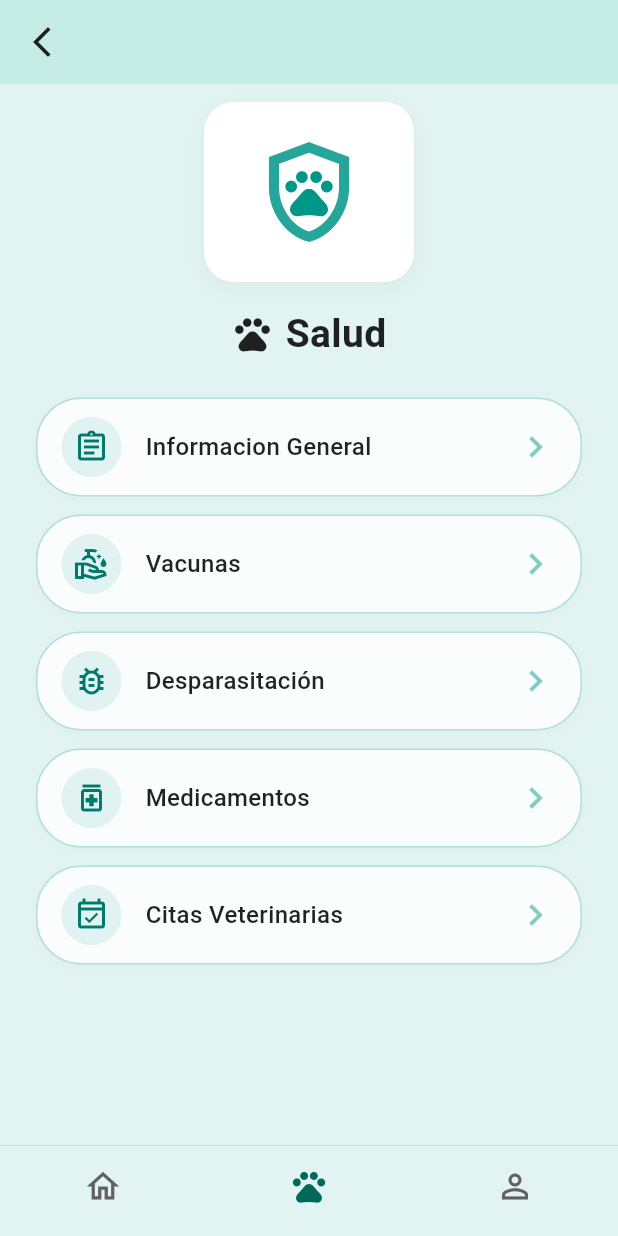
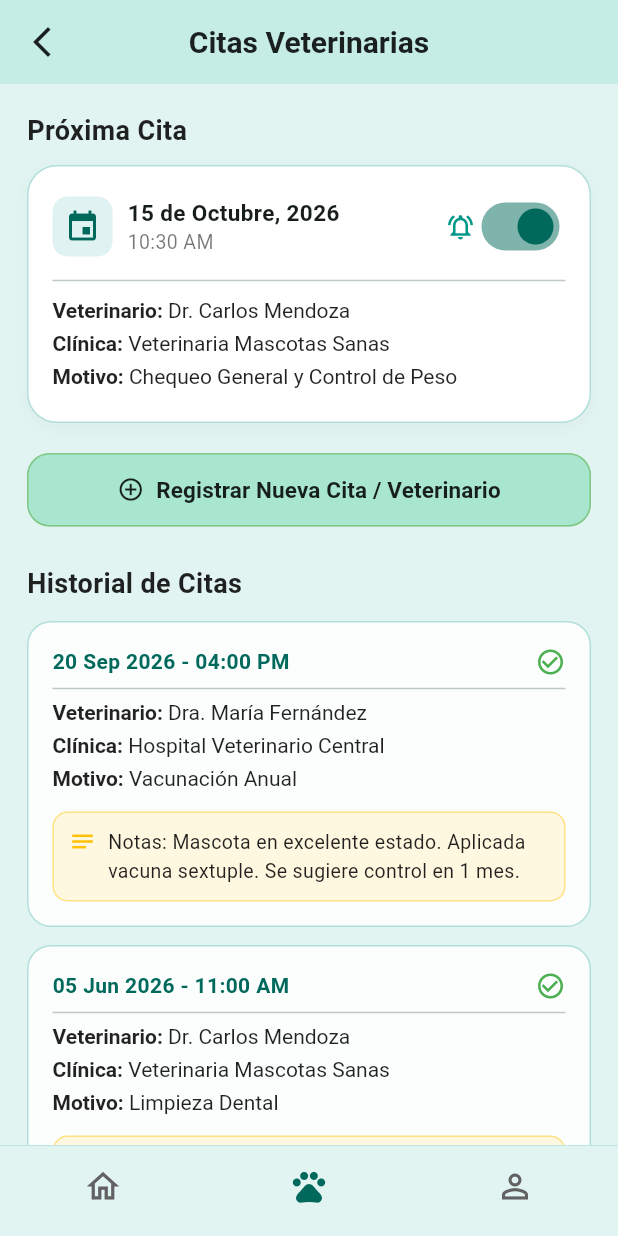
Before and after one commit to Jaz-cc/App_Mascotas-, a Flutter app: the screen it shows after launch, on a phone screen of 412 x 824 dp. Run offline on Flutter 3.47's test engine with Material 3 defaults, Android fonts, the phone set to English and light mode, and no system bars; our stand-ins replace flutter_bloc, flutter_html, fluttertoast.

Commit message:
citas veterinarias

```diff
--- a/jamikapet/lib/main.dart
+++ b/jamikapet/lib/main.dart
@@ -1,5 +1,6 @@
 import 'package:flutter/material.dart';
-import 'package:jamikapet/src/presentation/pages/menu/menu_page.dart';
+//import 'package:jamikapet/src/presentation/pages/menu/menu_page.dart';
+import 'package:jamikapet/src/presentation/pages/citas/citasVeterinarias_page.dart';
 
 void main() {
   runApp(const JamikaPetApp());
@@ -23,7 +24,7 @@ class JamikaPetApp extends StatelessWidget {
       ),
 
       // Pantalla inicial
-      home: const MenuPage(),
+      home: const CitasVeterinariasPage(),
     );
   }
 }
--- /dev/null
+++ b/jamikapet/lib/src/presentation/pages/citas/citasVeterinarias_page.dart
@@ -0,0 +1,431 @@
+import 'package:flutter/material.dart';
+import 'package:jamikapet/src/presentation/pages/usuario/perfilUsuario_page.dart';
+import 'package:jamikapet/src/presentation/pages/menu/menu_page.dart';
+
+class CitasVeterinariasPage extends StatefulWidget {
+  const CitasVeterinariasPage({super.key});
+
+  @override
+  State<CitasVeterinariasPage> createState() => _CitasVeterinariasPageState();
+}
+
+class _CitasVeterinariasPageState extends State<CitasVeterinariasPage> {
+  final int _selectedIndex = 1; // Mascotas / Salud activo
+  bool _notificacionActiva = true;
+
+  void _onItemTapped(int index) {
+    if (index == 1) {
+      Navigator.pushReplacement(
+        context,
+        MaterialPageRoute(builder: (context) => const MenuPage()),
+      );
+    } else if (index == 2) {
+      Navigator.pushReplacement(
+        context,
+        MaterialPageRoute(builder: (context) => const PerfilUsuarioPage()),
+      );
+    } else if (index == 0) {
+      if (Navigator.canPop(context)) {
+        Navigator.pop(context);
+      }
+    }
+  }
+
+  // Diálogo para registrar una nueva cita o veterinario
+  void _mostrarDialogoNuevaCita() {
+    showModalBottomSheet(
+      context: context,
+      isScrollControlled: true,
+      backgroundColor: Colors.white,
+      shape: const RoundedRectangleBorder(
+        borderRadius: BorderRadius.vertical(top: Radius.circular(25)),
+      ),
+      builder: (context) {
+        return Padding(
+          padding: EdgeInsets.only(
+            top: 20,
+            left: 20,
+            right: 20,
+            bottom: MediaQuery.of(context).viewInsets.bottom + 20,
+          ),
+          child: Column(
+            mainAxisSize: MainAxisSize.min,
+            crossAxisAlignment: CrossAxisAlignment.start,
+            children: [
+              const Text(
+                'Registrar Cita / Veterinario',
+                style: TextStyle(fontSize: 18, fontWeight: FontWeight.bold),
+              ),
+              const SizedBox(height: 15),
+              TextField(
+                decoration: InputDecoration(
+                  labelText: 'Nombre del Veterinario',
+                  border: OutlineInputBorder(borderRadius: BorderRadius.circular(12)),
+                  prefixIcon: const Icon(Icons.person_outline),
+                ),
+              ),
+              const SizedBox(height: 12),
+              TextField(
+                decoration: InputDecoration(
+                  labelText: 'Clínica Veterinaria',
+                  border: OutlineInputBorder(borderRadius: BorderRadius.circular(12)),
+                  prefixIcon: const Icon(Icons.local_hospital_outlined),
+                ),
+              ),
+              const SizedBox(height: 12),
+              TextField(
+                decoration: InputDecoration(
+                  labelText: 'Motivo de Consulta',
+                  border: OutlineInputBorder(borderRadius: BorderRadius.circular(12)),
+                  prefixIcon: const Icon(Icons.medical_information_outlined),
+                ),
+              ),
+              const SizedBox(height: 12),
+              Row(
+                children: [
+                  Expanded(
+                    child: TextField(
+                      decoration: InputDecoration(
+                        labelText: 'Fecha y Hora',
+                        border: OutlineInputBorder(borderRadius: BorderRadius.circular(12)),
+                        prefixIcon: const Icon(Icons.calendar_today_outlined),
+                      ),
+                    ),
+                  ),
+                ],
+              ),
+              const SizedBox(height: 20),
+              SizedBox(
+                width: double.infinity,
+                child: ElevatedButton(
+                  style: ElevatedButton.styleFrom(
+                    backgroundColor: const Color(0xFF00695C),
+                    padding: const EdgeInsets.symmetric(vertical: 14),
+                    shape: RoundedRectangleBorder(
+                      borderRadius: BorderRadius.circular(12),
+                    ),
+                  ),
+                  onPressed: () {
+                    Navigator.pop(context);
+                    ScaffoldMessenger.of(context).showSnackBar(
+                      const SnackBar(
+                        content: Text('¡Cita registrada correctamente!'),
+                        backgroundColor: Color(0xFF00695C),
+                      ),
+                    );
+                  },
+                  child: const Text(
+                    'Guardar Cita',
+                    style: TextStyle(color: Colors.white, fontWeight: FontWeight.bold),
+                  ),
+                ),
+              ),
+            ],
+          ),
+        );
+      },
+    );
+  }
+
+  @override
+  Widget build(BuildContext context) {
+    const primaryBackground = Color(0xFFE2F4F1);
+    const headerColor = Color(0xFFC5ECE5);
+    const darkText = Colors.black87;
+
+    return Scaffold(
+      backgroundColor: primaryBackground,
+      appBar: AppBar(
+        backgroundColor: headerColor,
+        elevation: 0,
+        leading: IconButton(
+          icon: const Icon(Icons.arrow_back_ios_new, color: darkText),
+          onPressed: () {
+            if (Navigator.canPop(context)) {
+              Navigator.pop(context);
+            }
+          },
+        ),
+        centerTitle: true,
+        title: const Text(
+          'Citas Veterinarias',
+          style: TextStyle(
+            color: darkText,
+            fontSize: 20,
+            fontWeight: FontWeight.bold,
+          ),
+        ),
+      ),
+      body: SafeArea(
+        child: SingleChildScrollView(
+          padding: const EdgeInsets.all(18.0),
+          child: Column(
+            crossAxisAlignment: CrossAxisAlignment.start,
+            children: [
+              // Seccion: Próxima Cita & Notificaciones
+              const Text(
+                'Próxima Cita',
+                style: TextStyle(
+                  fontSize: 18,
+                  fontWeight: FontWeight.bold,
+                  color: darkText,
+                ),
+              ),
+              const SizedBox(height: 10),
+
+              Container(
+                padding: const EdgeInsets.all(16),
+                decoration: BoxDecoration(
+                  color: Colors.white,
+                  borderRadius: BorderRadius.circular(20),
+                  border: Border.all(color: const Color(0xFFB2DFDB)),
+                  boxShadow: [
+                    BoxShadow(
+                      color: Colors.black.withOpacity(0.03),
+                      blurRadius: 8,
+                      offset: const Offset(0, 3),
+                    ),
+                  ],
+                ),
+                child: Column(
+                  crossAxisAlignment: CrossAxisAlignment.start,
+                  children: [
+                    Row(
+                      mainAxisAlignment: MainAxisAlignment.spaceBetween,
+                      children: [
+                        Row(
+                          children: [
+                            Container(
+                              padding: const EdgeInsets.all(8),
+                              decoration: BoxDecoration(
+                                color: const Color(0xFFE0F2F1),
+                                borderRadius: BorderRadius.circular(10),
+                              ),
+                              child: const Icon(Icons.event, color: Color(0xFF00695C)),
+                            ),
+                            const SizedBox(width: 10),
+                            const Column(
+                              crossAxisAlignment: CrossAxisAlignment.start,
+                              children: [
+                                Text(
+                                  '15 de Octubre, 2026',
+                                  style: TextStyle(
+                                    fontWeight: FontWeight.bold,
+                                    fontSize: 15,
+                                  ),
+                                ),
+                                Text(
+                                  '10:30 AM',
+                                  style: TextStyle(color: Colors.black54, fontSize: 13),
+                                ),
+                              ],
+                            ),
+                          ],
+                        ),
+                        // Control de Notificaciones
+                        Row(
+                          children: [
+                            const Icon(Icons.notifications_active_outlined,
+                                size: 20, color: Colors.teal),
+                            Switch(
+                              value: _notificacionActiva,
+                              activeColor: const Color(0xFF00695C),
+                              onChanged: (val) {
+                                setState(() => _notificacionActiva = val);
+                              },
+                            ),
+                          ],
+                        ),
+                      ],
+                    ),
+                    const Divider(height: 24),
+                    _buildDetailRow('Veterinario:', 'Dr. Carlos Mendoza'),
+                    _buildDetailRow('Clínica:', 'Veterinaria Mascotas Sanas'),
+                    _buildDetailRow('Motivo:', 'Chequeo General y Control de Peso'),
+                  ],
+                ),
+              ),
+              const SizedBox(height: 20),
+
+              // Botón Registrar Nueva Cita / Veterinario
+              SizedBox(
+                width: double.infinity,
+                child: ElevatedButton.icon(
+                  onPressed: _mostrarDialogoNuevaCita,
+                  icon: const Icon(Icons.add_circle_outline, color: darkText),
+                  label: const Text(
+                    'Registrar Nueva Cita / Veterinario',
+                    style: TextStyle(
+                      fontWeight: FontWeight.bold,
+                      fontSize: 15,
+                      color: darkText,
+                    ),
+                  ),
+                  style: ElevatedButton.styleFrom(
+                    backgroundColor: const Color(0xFFA8E6CF),
+                    padding: const EdgeInsets.symmetric(vertical: 14),
+                    elevation: 0,
+                    shape: RoundedRectangleBorder(
+                      borderRadius: BorderRadius.circular(15),
+                      side: const BorderSide(color: Color(0xFF81C784)),
+                    ),
+                  ),
+                ),
+              ),
+              const SizedBox(height: 25),
+
+              // Sección: Historial de Citas y Notas Posteriores
+              const Text(
+                'Historial de Citas',
+                style: TextStyle(
+                  fontSize: 18,
+                  fontWeight: FontWeight.bold,
+                  color: darkText,
+                ),
+              ),
+              const SizedBox(height: 12),
+
+              _buildHistorialCard(
+                fecha: '20 Sep 2026 - 04:00 PM',
+                veterinario: 'Dra. María Fernández',
+                clinica: 'Hospital Veterinario Central',
+                motivo: 'Vacunación Anual',
+                notas: 'Mascota en excelente estado. Aplicada vacuna sextuple. Se sugiere control en 1 mes.',
+              ),
+              const SizedBox(height: 12),
+
+              _buildHistorialCard(
+                fecha: '05 Jun 2026 - 11:00 AM',
+                veterinario: 'Dr. Carlos Mendoza',
+                clinica: 'Veterinaria Mascotas Sanas',
+                motivo: 'Limpieza Dental',
+                notas: 'Procedimiento exitoso. Se formuló enjuague bucal antiséptico por 5 días.',
+              ),
+            ],
+          ),
+        ),
+      ),
+      bottomNavigationBar: _buildStandardBottomNavigationBar(),
+    );
+  }
+
+  Widget _buildDetailRow(String label, String value) {
+    return Padding(
+      padding: const EdgeInsets.only(bottom: 6.0),
+      child: RichText(
+        text: TextSpan(
+          style: const TextStyle(fontSize: 14, color: Colors.black87),
+          children: [
+            TextSpan(
+              text: '$label ',
+              style: const TextStyle(fontWeight: FontWeight.bold),
+            ),
+            TextSpan(text: value),
+          ],
+        ),
+      ),
+    );
+  }
+
+  Widget _buildHistorialCard({
+    required String fecha,
+    required String veterinario,
+    required String clinica,
+    required String motivo,
+    required String notas,
+  }) {
+    return Container(
+      padding: const EdgeInsets.all(16),
+      decoration: BoxDecoration(
+        color: Colors.white.withOpacity(0.9),
+        borderRadius: BorderRadius.circular(16),
+        border: Border.all(color: const Color(0xFFB2DFDB)),
+      ),
+      child: Column(
+        crossAxisAlignment: CrossAxisAlignment.start,
+        children: [
+          Row(
+            mainAxisAlignment: MainAxisAlignment.spaceBetween,
+            children: [
+              Text(
+                fecha,
+                style: const TextStyle(
+                  fontWeight: FontWeight.bold,
+                  color: Color(0xFF00695C),
+                  fontSize: 14,
+                ),
+              ),
+              const Icon(Icons.check_circle_outline, color: Colors.green, size: 20),
+            ],
+          ),
+          const Divider(height: 16),
+          _buildDetailRow('Veterinario:', veterinario),
+          _buildDetailRow('Clínica:', clinica),
+          _buildDetailRow('Motivo:', motivo),
+          const SizedBox(height: 8),
+
+          // Notas Posteriores a la Consulta
+          Container(
+            padding: const EdgeInsets.all(10),
+            decoration: BoxDecoration(
+              color: const Color(0xFFFFF8E1),
+              borderRadius: BorderRadius.circular(10),
+              border: Border.all(color: const Color(0xFFFFE082)),
+            ),
+            child: Row(
+              crossAxisAlignment: CrossAxisAlignment.start,
+              children: [
+                const Icon(Icons.notes, size: 18, color: Colors.amber),
+                const SizedBox(width: 8),
+                Expanded(
+                  child: Text(
+                    'Notas: $notas',
+                    style: const TextStyle(fontSize: 13, color: Colors.black87),
+                  ),
+                ),
+              ],
+            ),
+          ),
+        ],
+      ),
+    );
+  }
+
+  Widget _buildStandardBottomNavigationBar() {
+    return Container(
+      decoration: const BoxDecoration(
+        color: Color(0xFFE2F4F1),
+        border: Border(top: BorderSide(color: Color(0xFFB2DFDB), width: 0.5)),
+      ),
+      child: BottomNavigationBar(
+        currentIndex: _selectedIndex,
+        onTap: _onItemTapped,
+        backgroundColor: const Color(0xFFE2F4F1),
+        selectedItemColor: const Color(0xFF00695C),
+        unselectedItemColor: const Color(0xFF616161),
+        elevation: 0,
+        type: BottomNavigationBarType.fixed,
+        showSelectedLabels: false,
+        showUnselectedLabels: false,
+        iconSize: 26,
+        items: const [
+          BottomNavigationBarItem(
+            icon: Icon(Icons.home_outlined),
+            activeIcon: Icon(Icons.home),
+            label: 'Inicio',
+          ),
+          BottomNavigationBarItem(
+            icon: Icon(Icons.pets),
+            activeIcon: Icon(Icons.pets),
+            label: 'Mascotas',
+          ),
+          BottomNavigationBarItem(
+            icon: Icon(Icons.person_outline),
+            activeIcon: Icon(Icons.person),
+            label: 'Perfil',
+          ),
+        ],
+      ),
+    );
+  }
+}
```
